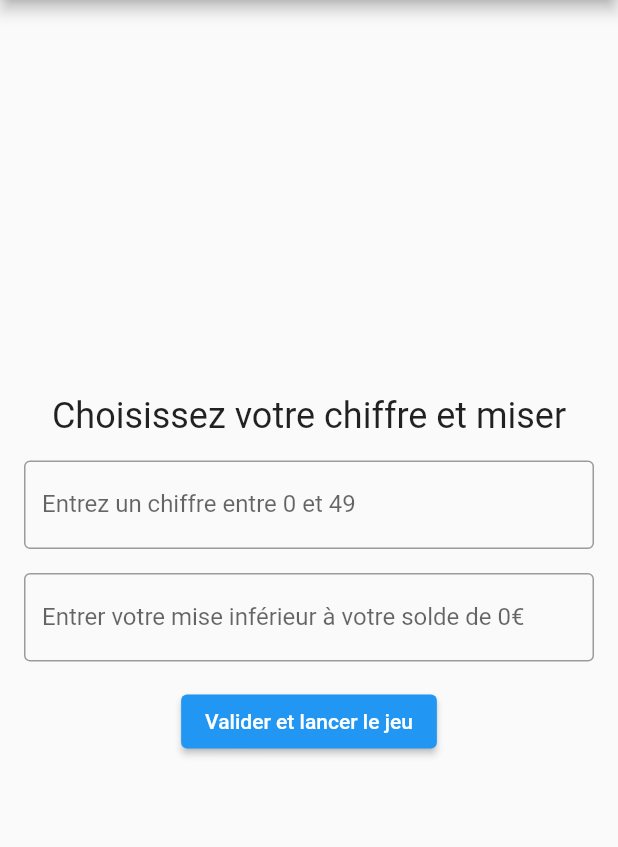
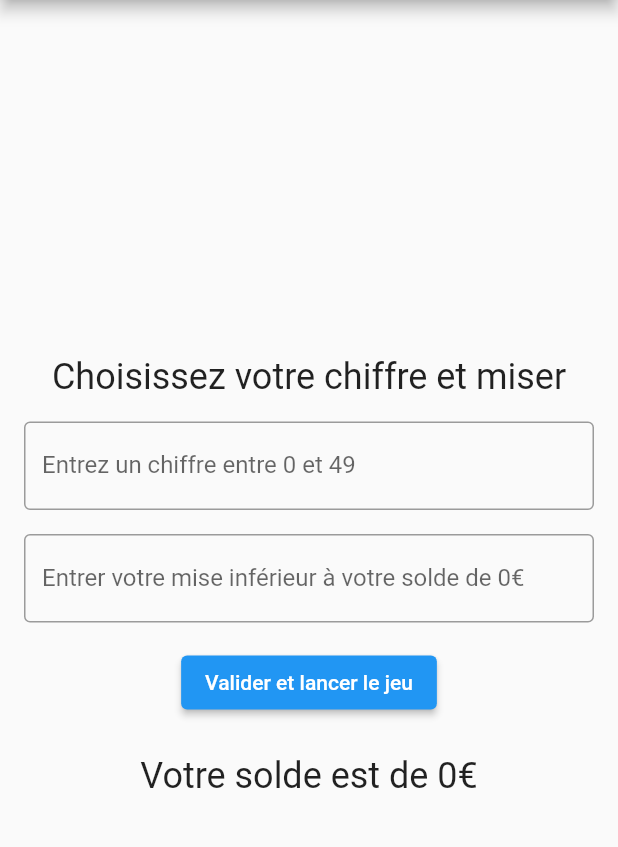
Before and after one commit to JuMANocta/2023_ING2_flutter_casino, a Flutter app: the GameScreen screen opened directly with empty values, on a phone screen of 412 x 824 dp, the part 84-931 px from its top. Run offline on Flutter 3.47's test engine with Material 2 defaults, Android fonts, the phone set to English and light mode, and no system bars.

Commit message:
final game_screen

```diff
--- a/lib/game_screen.dart
+++ b/lib/game_screen.dart
@@ -15,7 +15,7 @@ class _GameScreenState extends State<GameScreen> {
   final TextEditingController chiffreController = TextEditingController();
   final TextEditingController miseController = TextEditingController();
 
-  void valideStartGame(){
+  void valideStartGame() {
     if (chiffreController.text.isNotEmpty && miseController.text.isNotEmpty) {
       try {
         chiffre = int.parse(chiffreController.text);
@@ -39,7 +39,8 @@ class _GameScreenState extends State<GameScreen> {
             builder: (BuildContext context) {
               return AlertDialog(
                 title: const Text('Erreur'),
-                content: Text('Le chiffre doit être compris entre 0 et 49 et la mise doit être inférieur à votre solde de ${widget.solde}€'),
+                content: Text(
+                    'Le chiffre doit être compris entre 0 et 49 et la mise doit être inférieur à votre solde de ${widget.solde}€'),
                 actions: [
                   TextButton(
                     onPressed: () => Navigator.pop(context),
@@ -79,15 +80,21 @@ class _GameScreenState extends State<GameScreen> {
               controller: miseController,
               keyboardType: TextInputType.number,
               decoration: InputDecoration(
-                labelText: 'Entrer votre mise inférieur à votre solde de ${widget.solde}€',
+                labelText:
+                    'Entrer votre mise inférieur à votre solde de ${widget.solde}€',
                 border: const OutlineInputBorder(),
               ),
             ),
             const SizedBox(height: 16),
             ElevatedButton(
-              onPressed: () {},
+              onPressed: valideStartGame,
               child: const Text('Valider et lancer le jeu'),
             ),
+            const SizedBox(height: 24),
+            Text(
+              'Votre solde est de ${widget.solde}€',
+              style: const TextStyle(fontSize: 24),
+            )
           ],
         ),
       ),
```
Also changed, not shown: lib/result_screen.dart (added).
